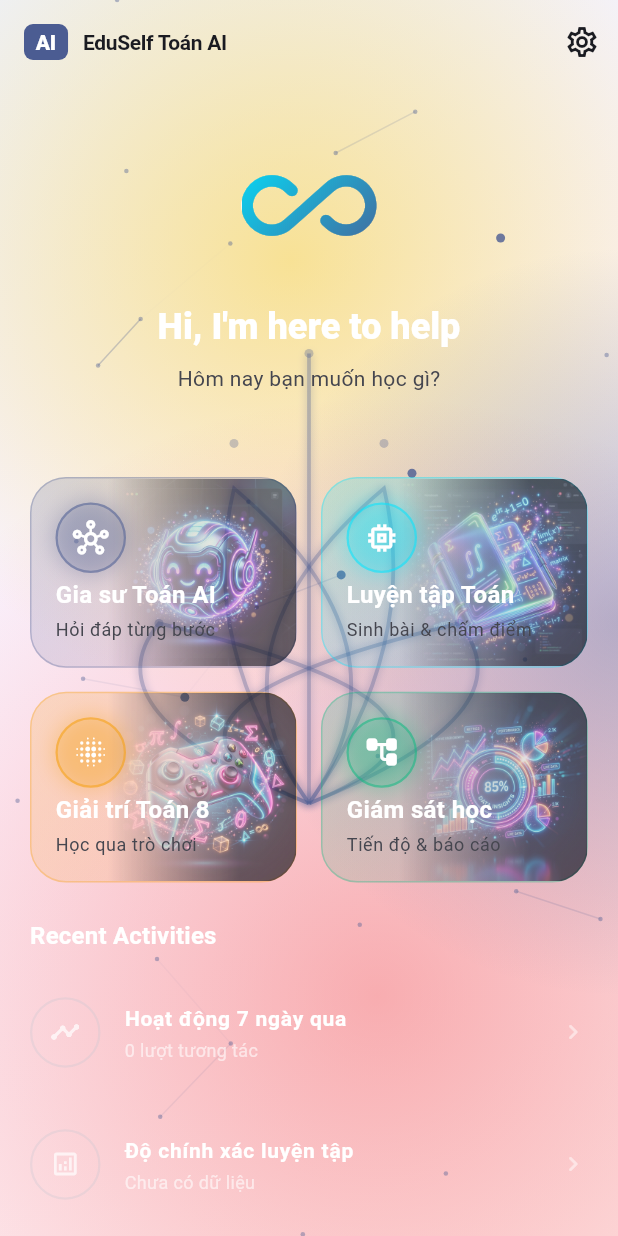
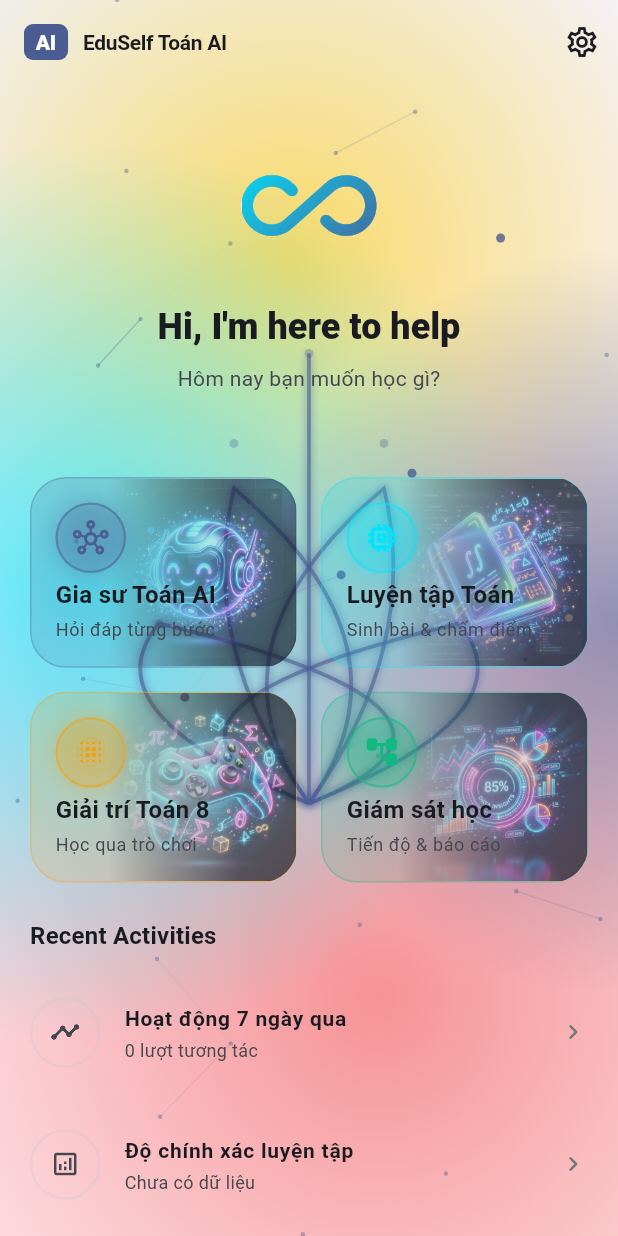
Before and after one commit to duong0411/smart_math, a Flutter app: the screen it shows after launch, on a phone screen of 412 x 824 dp. Run offline on Flutter 3.47's test engine with Material 3 defaults, Android fonts, the phone set to English and light mode, and no system bars; our stand-ins replace file_picker, fl_chart, flutter_dotenv, flutter_riverpod, go_router, image_picker and 1 more; missing offline and left inert: gpt_markdown, pdfrx.

Commit message:
add efects

```diff
--- a/lib/features/math_ai/presentation/pages/math_home_page.dart
+++ b/lib/features/math_ai/presentation/pages/math_home_page.dart
@@ -91,7 +91,7 @@ class MathHomePage extends ConsumerWidget {
                           : 'Hi, I\'m here to help',
                       style: Theme.of(context).textTheme.headlineSmall?.copyWith(
                             fontWeight: FontWeight.w800,
-                            color: Colors.white,
+                            color: scheme.onSurface,
                           ),
                       textAlign: TextAlign.center,
                     ),
@@ -167,7 +167,7 @@ class MathHomePage extends ConsumerWidget {
                 'Recent Activities',
                 style: Theme.of(context).textTheme.titleMedium?.copyWith(
                       fontWeight: FontWeight.w700,
-                      color: Colors.white,
+                      color: scheme.onSurface,
                     ),
               ),
               const SizedBox(height: 12),
@@ -303,12 +303,12 @@ class _FeatureGridItem extends StatelessWidget {
                           width: 1.5,
                         ),
                       ),
-                      child: Icon(icon, color: Colors.white, size: 24),
+                      child: Icon(icon, color: iconColor, size: 24),
                     ),
                     const Spacer(),
                     Text(
                       title,
-                      style: const TextStyle(fontWeight: FontWeight.w700, fontSize: 16, color: Colors.white),
+                      style: TextStyle(fontWeight: FontWeight.w700, fontSize: 16, color: scheme.onSurface),
                     ),
                     const SizedBox(height: 4),
                     Text(
@@ -359,11 +359,11 @@ class _RecentActivityTile extends StatelessWidget {
             width: 1.5,
           ),
         ),
-        child: Icon(icon, color: Colors.white70, size: 20),
+        child: Icon(icon, color: scheme.onSurfaceVariant, size: 20),
       ),
-      title: Text(title, style: const TextStyle(fontWeight: FontWeight.w600, fontSize: 14, color: Colors.white)),
-      subtitle: Text(subtitle, style: TextStyle(fontSize: 12, color: Colors.white.withValues(alpha: 0.6))),
-      trailing: Icon(Icons.chevron_right_rounded, size: 20, color: Colors.white.withValues(alpha: 0.5)),
+      title: Text(title, style: TextStyle(fontWeight: FontWeight.w600, fontSize: 14, color: scheme.onSurface)),
+      subtitle: Text(subtitle, style: TextStyle(fontSize: 12, color: scheme.onSurfaceVariant)),
+      trailing: Icon(Icons.chevron_right_rounded, size: 20, color: scheme.outline),
       onTap: onTap,
     );
   }
--- a/lib/shared/widgets/glass_card.dart
+++ b/lib/shared/widgets/glass_card.dart
@@ -111,7 +111,7 @@ class AtmosphericBackground extends StatelessWidget {
                   offset: Offset(math.sin(value * math.pi * 2) * 30, math.cos(value * math.pi * 2) * 30),
                   child: _GlowOrb(
                     size: 600,
-                    color: const Color(0xFFFACC15).withValues(alpha: isDark ? 0.35 : 0.45), // Golden VN star
+                    color: const Color(0xFFFACC15).withValues(alpha: isDark ? 0.35 : 0.65), // Golden VN star
                   ),
                 );
               },
@@ -129,7 +129,7 @@ class AtmosphericBackground extends StatelessWidget {
                   offset: Offset(math.cos(value * math.pi * 2) * -40, math.sin(value * math.pi * 2) * 40),
                   child: _GlowOrb(
                     size: 800,
-                    color: const Color(0xFFEF4444).withValues(alpha: isDark ? 0.25 : 0.4), // Red VN flag
+                    color: const Color(0xFFEF4444).withValues(alpha: isDark ? 0.25 : 0.55), // Red VN flag
                   ),
                 );
               },
@@ -147,7 +147,25 @@ class AtmosphericBackground extends StatelessWidget {
                    scale: 1.0 + math.sin(value * math.pi * 2) * 0.1,
                    child: _GlowOrb(
                      size: 500,
-                     color: scheme.primary.withValues(alpha: isDark ? 0.3 : 0.4), // AI Cyan/Blue
+                     color: scheme.primary.withValues(alpha: isDark ? 0.3 : 0.6), // AI Cyan/Blue
+                   ),
+                 );
+               }
+             ),
+          ),
+          Positioned(
+             bottom: MediaQuery.sizeOf(context).height * 0.1,
+             right: MediaQuery.sizeOf(context).width * 0.1,
+             child: TweenAnimationBuilder<double>(
+               tween: Tween<double>(begin: 1, end: 0),
+               duration: const Duration(seconds: 15),
+               curve: Curves.easeInOutSine,
+               builder: (context, value, child) {
+                 return Transform.translate(
+                   offset: Offset(math.sin(value * math.pi * 2) * -50, math.cos(value * math.pi * 2) * 50),
+                   child: _GlowOrb(
+                     size: 600,
+                     color: scheme.secondary.withValues(alpha: isDark ? 0.3 : 0.65), // Xanh nước biển
                    ),
                  );
                }
@@ -157,14 +175,14 @@ class AtmosphericBackground extends StatelessWidget {
           Positioned.fill(
             child: CustomPaint(
               painter: _TechLotusPainter(
-                color: scheme.primary.withValues(alpha: 0.4),
+                color: scheme.primary.withValues(alpha: isDark ? 0.4 : 0.7),
               ),
             ),
           ),
           // Flowing Data Stream Effect
           Positioned.fill(
             child: _DataStreamEffect(
-              color: scheme.primary.withValues(alpha: 0.5),
+              color: scheme.primary.withValues(alpha: isDark ? 0.5 : 0.8),
             ),
           ),
           Positioned.fill(child: child),
```
